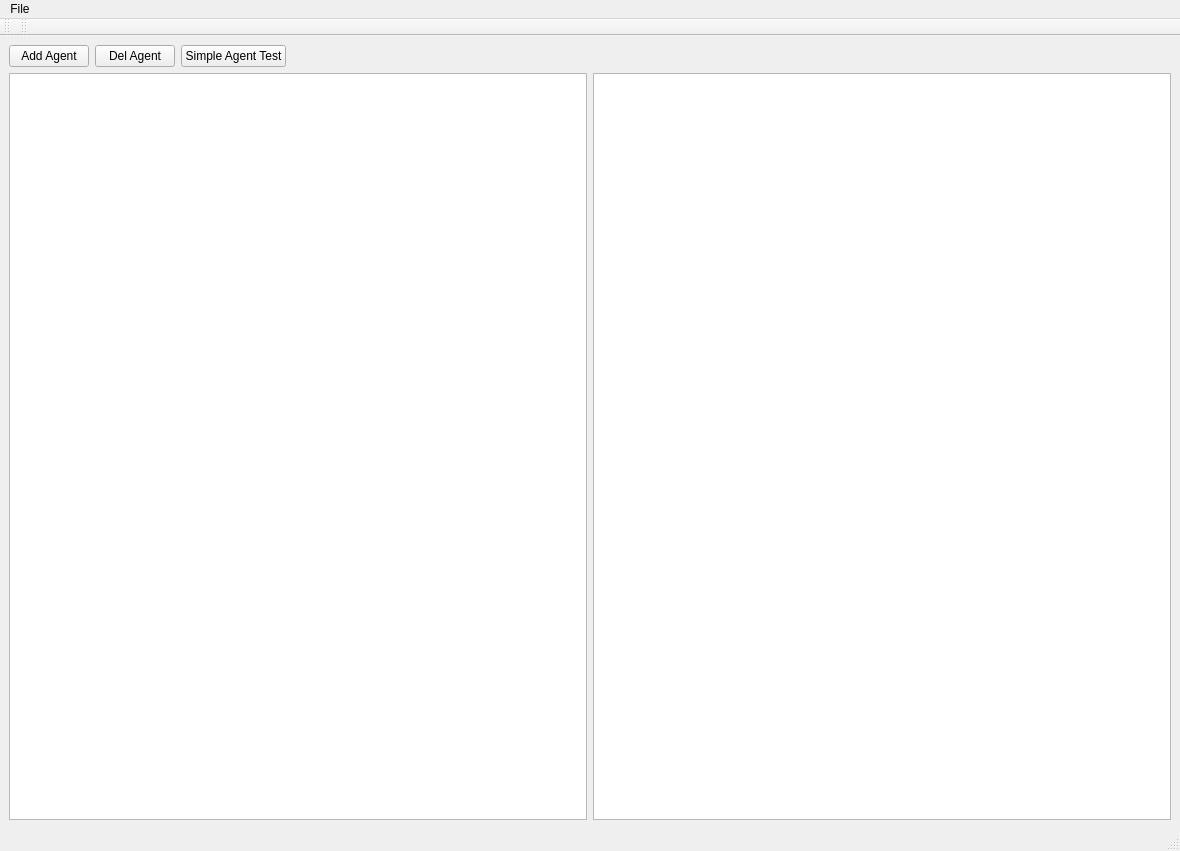
This is App/AgentsManager/mainwindow.ui in break11/AutoStorage as Qt 5 draws it before an edit. The edited form follows.
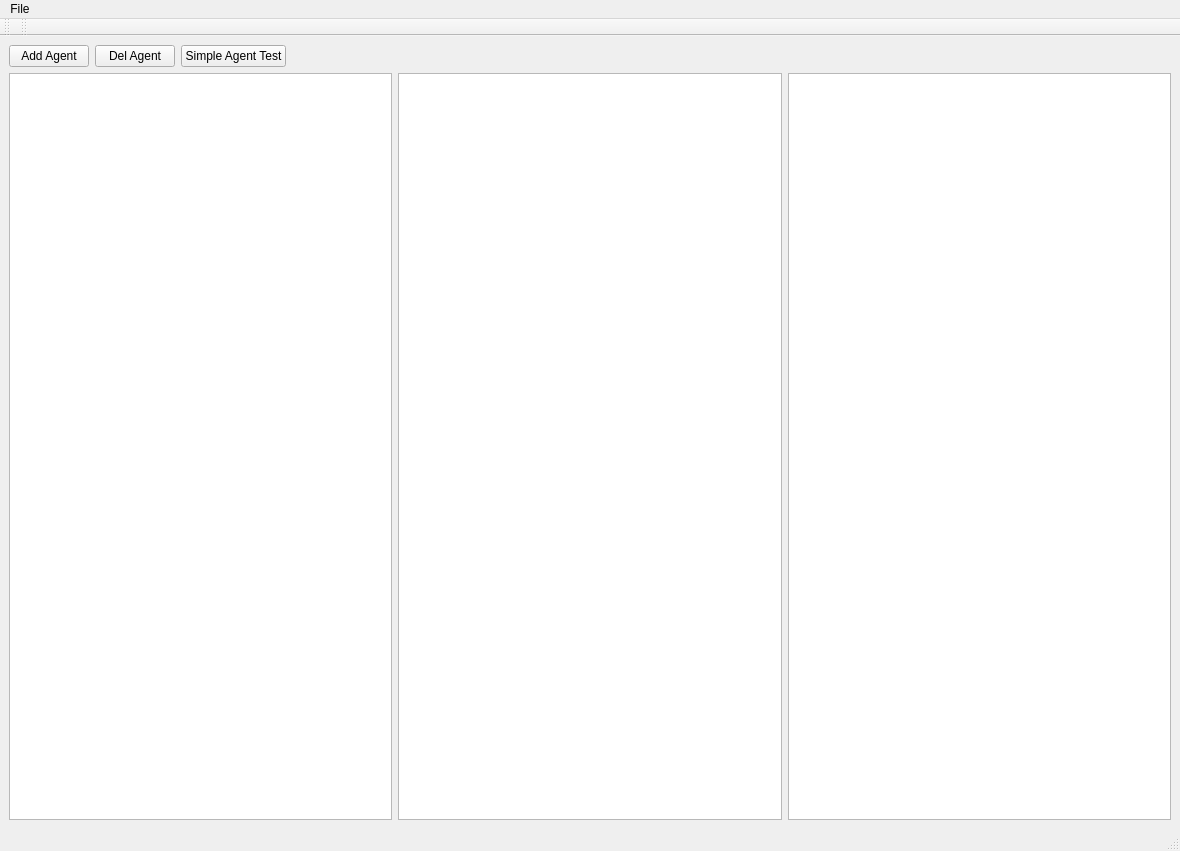
This is the edited form.

Commit message: подготовка в агентс менеджере к вводу роут билдера

What changed in the file:
```diff
--- a/App/AgentsManager/mainwindow.ui
+++ b/App/AgentsManager/mainwindow.ui
@@ -59,7 +59,23 @@
     <item>
      <layout class="QHBoxLayout" name="horizontalLayout_2">
       <item>
-       <widget class="QTableView" name="tvAgents"/>
+       <widget class="QTableView" name="tvAgents">
+        <property name="styleSheet">
+         <string notr="true">QTableView::item:focus { border : 2px solid blue; }</string>
+        </property>
+        <property name="alternatingRowColors">
+         <bool>true</bool>
+        </property>
+        <property name="selectionBehavior">
+         <enum>QAbstractItemView::SelectRows</enum>
+        </property>
+        <attribute name="horizontalHeaderStretchLastSection">
+         <bool>true</bool>
+        </attribute>
+       </widget>
+      </item>
+      <item>
+       <widget class="QTreeView" name="tvTest"/>
       </item>
       <item>
        <widget class="QPlainTextEdit" name="pteAgentLog"/>
```
The commit also changes 1 other file.
